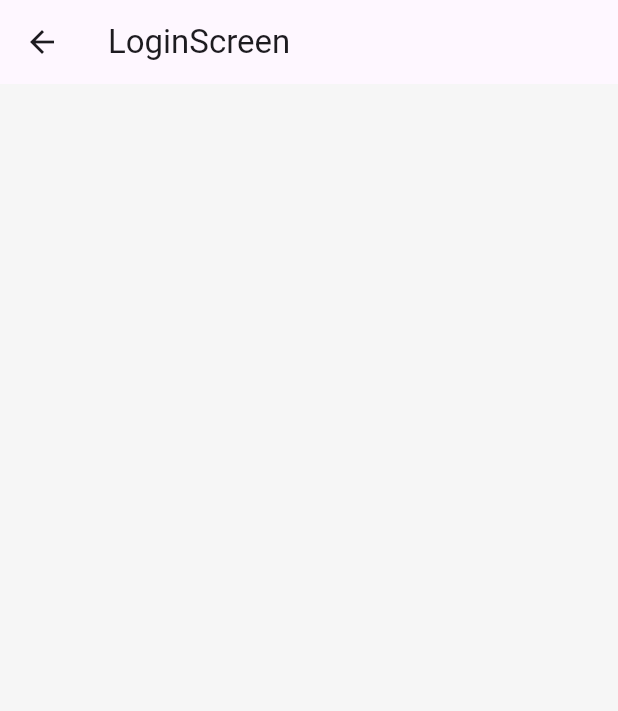
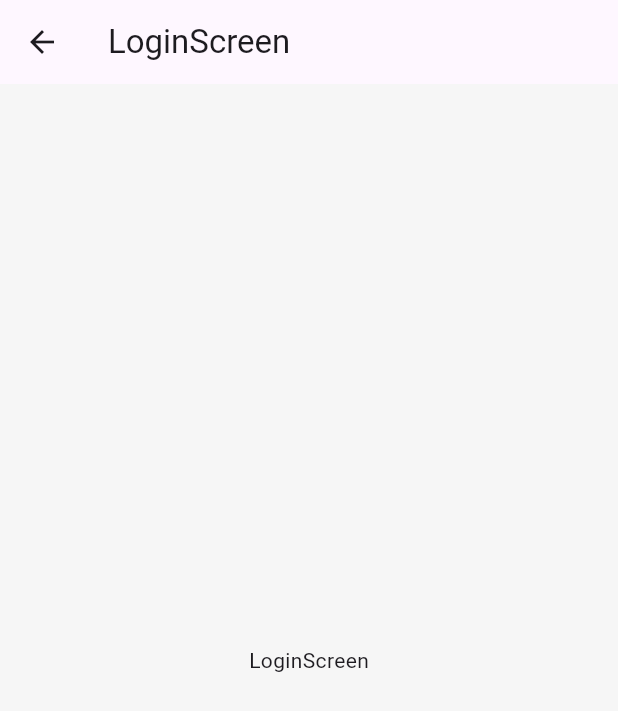
Before and after one commit to FaresMohamed123/dector_app, a Flutter app: the screen it shows after launch, after a tap on "Get Started", on a phone screen of 412 x 824 dp. Shown: the top 711 px of the screen. Run offline on Flutter 3.47's test engine with Material 3 defaults, Android fonts, the phone set to English and light mode, and no system bars; our stand-ins replace flutter_screenutil, flutter_svg.

Commit message:
push origin devepioment

```diff
--- a/lib/Features/home/ui/screen/login_screen.dart
+++ b/lib/Features/home/ui/screen/login_screen.dart
@@ -9,6 +9,9 @@ class LoginScreen extends StatelessWidget {
       appBar: AppBar(
         title: const Text('LoginScreen'),
       ),
+      body: const Center(
+        child: Text('LoginScreen'),
+      ),
     );
   }
 }
```
